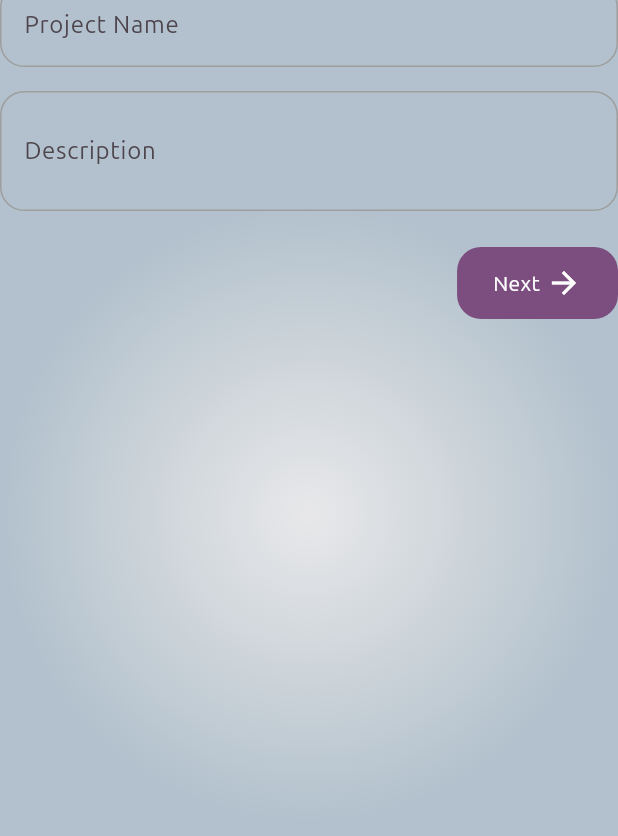
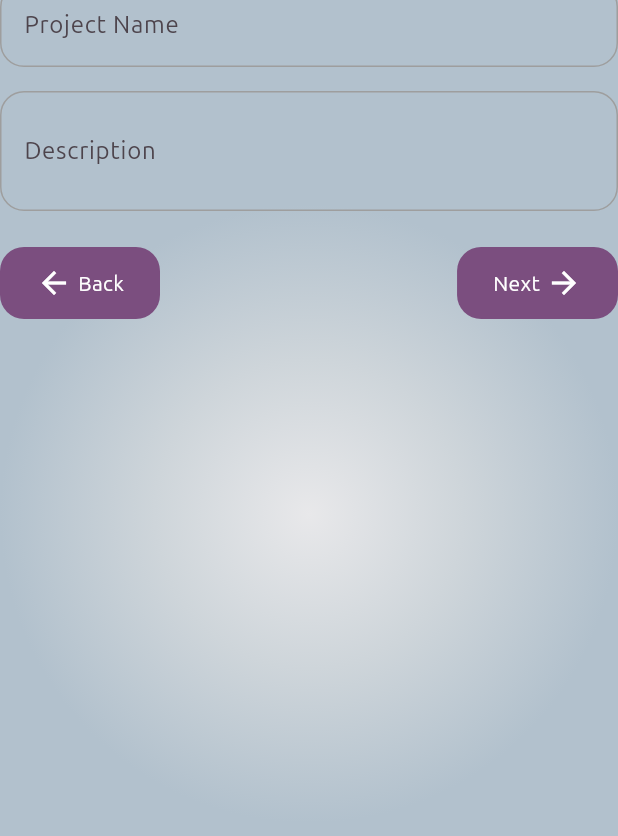
Before and after one commit to Jerinji2016/fdawg, a Flutter app: the NameYourProject widget shown alone on an empty page, opened directly, on a phone screen of 412 x 824 dp, the part 104-940 px from its top. Run offline on Flutter 3.47's test engine with Material 3 defaults, Android fonts, the phone set to English and light mode, and no system bars; our stand-ins replace file_picker, go_router; project files that could hold a hidden picture were left out.

Commit message:
✨[feat](ui/create_project): added back button and bundle id input fields for each platform option

```diff
--- a/lib/src/config/theme_config.dart
+++ b/lib/src/config/theme_config.dart
@@ -58,6 +58,10 @@ ThemeData get darkTheme => ThemeData.dark(
             fontFamily: 'Ubuntu Sans',
           ),
       inputDecorationTheme: InputDecorationTheme(
+        hintStyle: const TextStyle(
+          fontSize: 14,
+          color: Colors.grey,
+        ),
         border: OutlineInputBorder(
           borderRadius: BorderRadius.circular(16),
         ),
--- a/lib/src/ui/create_project/create_project.vm.dart
+++ b/lib/src/ui/create_project/create_project.vm.dart
@@ -22,6 +22,12 @@ class CreateProjectViewModel extends ChangeNotifier {
 
   final appNameController = TextEditingController();
 
+  final androidBundleIdController = TextEditingController();
+  final iosBundleIdController = TextEditingController();
+  final macBundleIdController = TextEditingController();
+  final windowsBundleIdController = TextEditingController();
+  final linuxBundleIdController = TextEditingController();
+
   String? _directoryPath;
 
   String? get directoryPath => _directoryPath;
@@ -32,7 +38,7 @@ class CreateProjectViewModel extends ChangeNotifier {
 
   final platformOptions = Map<PlatformOptions, bool>.fromEntries(
     PlatformOptions.values.map(
-      (e) => MapEntry(e, false),
+      (e) => MapEntry(e, true),
     ),
   );
 
@@ -86,6 +92,12 @@ class CreateProjectViewModel extends ChangeNotifier {
     projectDescriptionController.dispose();
     appNameController.dispose();
 
+    androidBundleIdController.dispose();
+    iosBundleIdController.dispose();
+    windowsBundleIdController.dispose();
+    linuxBundleIdController.dispose();
+    macBundleIdController.dispose();
+
     super.dispose();
   }
 }
--- a/lib/src/ui/create_project/steps/name_your_project.dart
+++ b/lib/src/ui/create_project/steps/name_your_project.dart
@@ -61,16 +61,26 @@ class _NameYourProjectState extends State<NameYourProject> {
           ),
         ),
         const SizedBox(height: 24),
-        Align(
-          alignment: Alignment.centerRight,
-          child: PrimaryButton(
-            text: 'Next',
-            onTap: _onNextTapped,
-            suffix: const Icon(
-              Icons.arrow_forward,
-              color: Colors.white,
+        Row(
+          children: [
+            PrimaryButton(
+              text: 'Back',
+              onTap: viewModel.onPreviousTapped,
+              prefix: const Icon(
+                Icons.arrow_back,
+                color: Colors.white,
+              ),
             ),
-          ),
+            const Spacer(),
+            PrimaryButton(
+              text: 'Next',
+              onTap: viewModel.onNextTapped,
+              suffix: const Icon(
+                Icons.arrow_forward,
+                color: Colors.white,
+              ),
+            ),
+          ],
         ),
       ],
     );
```
Also changed, not shown: lib/src/ui/create_project/steps/select_platforms.dart (+22 -10 lines).
